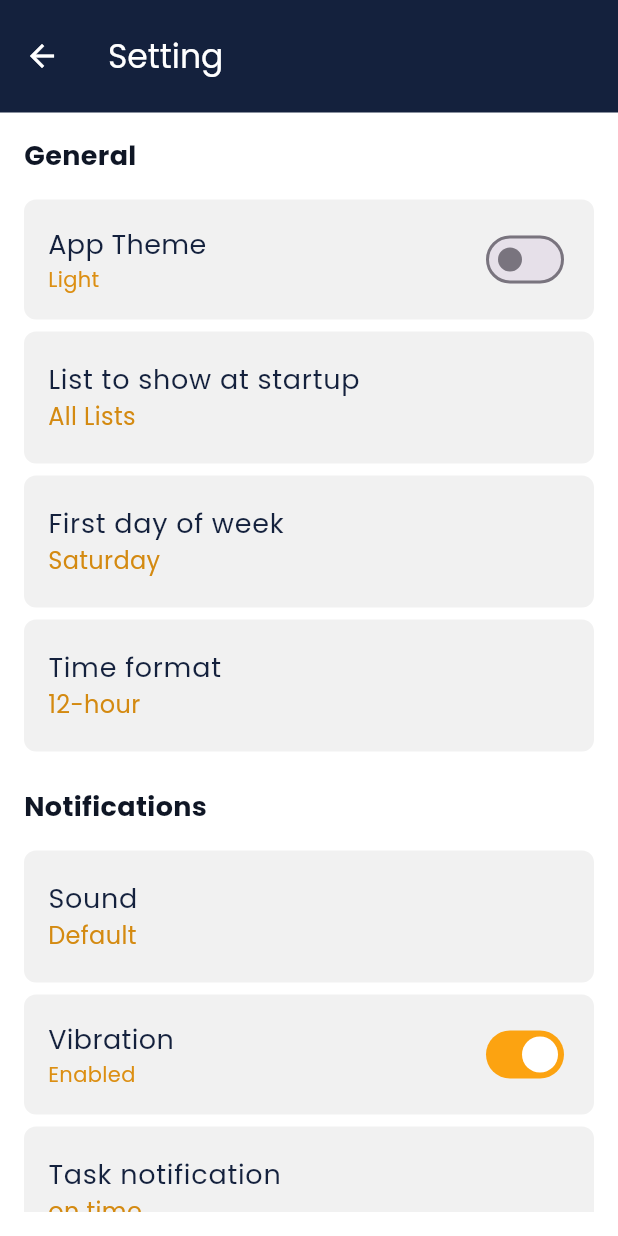
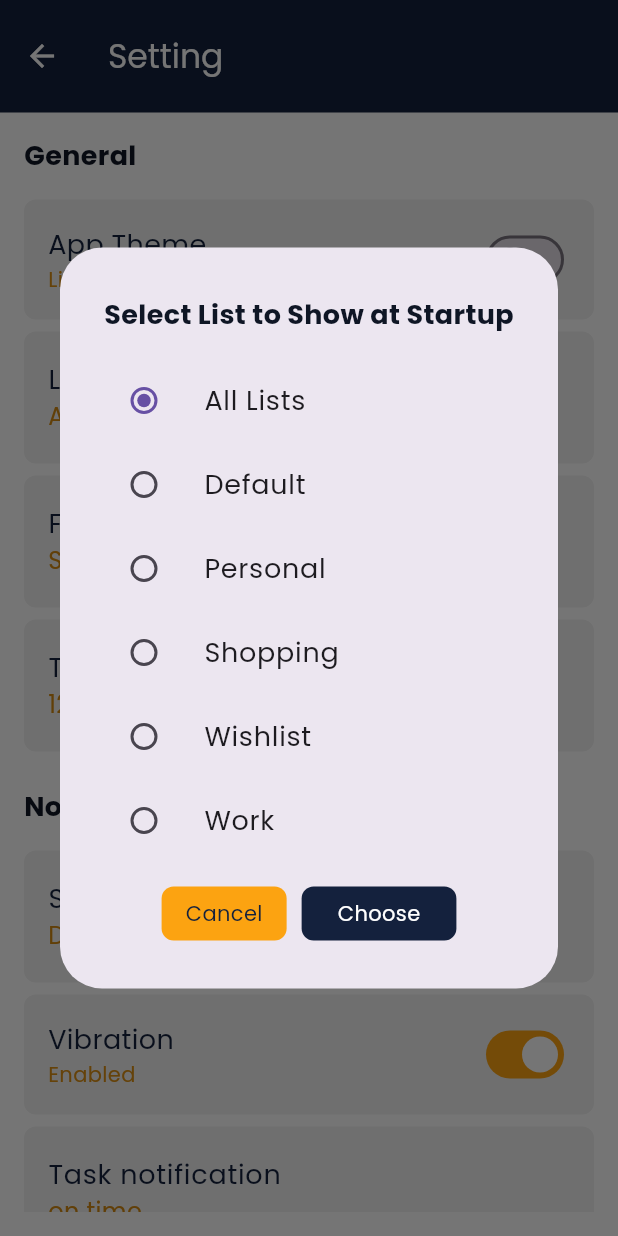
Before and after one commit to smfgalal/ToDo-List-Flutter-App, a Flutter app: the SettingsView screen opened directly, after a tap on "List to show at startup", on a phone screen of 412 x 824 dp. Run offline on Flutter 3.47's test engine with Material 3 defaults, Android fonts, the phone set to English and light mode, and no system bars; our stand-ins replace bloc, flutter_bloc, sqflite, table_calendar; accounts and stored records are empty.

Commit message:
add List to be shown on startup setting

```diff
--- a/lib/views/home_view.dart
+++ b/lib/views/home_view.dart
@@ -4,6 +4,7 @@ import 'package:todo_app/cubits/read_cubit/read_todo_notes_cubit.dart';
 import 'package:todo_app/helpers/constants.dart';
 import 'package:todo_app/main.dart';
 import 'package:todo_app/models/categories_list_model.dart';
+import 'package:todo_app/models/general_settings_model.dart';
 import 'package:todo_app/models/todo_model.dart';
 import 'package:todo_app/views/add_edit_todo_view.dart';
 import 'package:todo_app/widgets/general_widgets/categories_list_drop_down_list.dart';
@@ -25,8 +26,9 @@ class _HomeViewState extends State<HomeView> {
 
   @override
   void initState() {
+    super.initState();
     BlocProvider.of<ReadTodoNotesCubit>(context).fetchAllNotes();
-    super.initState();
+    // Initial load is handled by StreamBuilder
   }
 
   @override
@@ -37,13 +39,24 @@ class _HomeViewState extends State<HomeView> {
           appBar: AppBar(
             leading: Padding(
               padding: const EdgeInsets.symmetric(horizontal: 12, vertical: 8),
-              child: StreamBuilder<List<CategoriesListsModel>>(
+              child: StreamBuilder<List<GeneralSettingsModel>>(
+                stream: databaseProvider.readGeneralSettingsData(),
+                builder: (context, settingsSnapshot) {
+                  if (settingsSnapshot.hasError) {
+                    return Text('Error: ${settingsSnapshot.error}');
+                  }
+                  final settings = settingsSnapshot.data?.isNotEmpty == true
+                      ? settingsSnapshot.data!.first
+                      : null;
+                  selectedCategory = settings?.listToShow ?? 'All Lists';
+
+                  return StreamBuilder<List<CategoriesListsModel>>(
                     stream: databaseProvider.readCategoriesListsData(),
-                builder: (context, snapshot) {
-                  if (snapshot.hasError) {
-                    return Text('Error: ${snapshot.error}');
+                    builder: (context, categoriesSnapshot) {
+                      if (categoriesSnapshot.hasError) {
+                        return Text('Error: ${categoriesSnapshot.error}');
                       }
-                  final categories = snapshot.data ?? [];
+                      final categories = categoriesSnapshot.data ?? [];
                       final dropdownItems = [
                         {
                           'value': 'All Lists',
@@ -63,17 +76,23 @@ class _HomeViewState extends State<HomeView> {
                           'icon': Icons.done,
                         },
                       ];
-                  selectedCategory ??= dropdownItems.first['value'].toString();
+                      // Ensure selectedCategory is valid
+                      if (selectedCategory == null ||
+                          !dropdownItems.any((item) => item['value'] == selectedCategory)) {
+                        selectedCategory = dropdownItems.first['value'].toString();
+                      }
                       return CustomCategoriesListDropDownList(
                         initialTextColor: Colors.white,
                         prefixIconColor: Colors.white,
                         suffixIconColor: Colors.white,
                         listsDropdownItems: dropdownItems,
                         initialSelection: selectedCategory,
-                    onSelected: (value) {
+                        onSelected: (value) async {
                           setState(() {
                             selectedCategory = value;
                           });
+                        },
+                      );
                     },
                   );
                 },
@@ -96,18 +115,10 @@ class _HomeViewState extends State<HomeView> {
                 }
                 final notes = snapshot.data ?? [];
                 final filteredNotes = selectedCategory == 'All Lists'
-                    ? notes
-                          .where((note) => note.todoListItem != 'Finished')
-                          .toList()
+                    ? notes.where((note) => note.todoListItem != 'Finished').toList()
                     : selectedCategory == 'Finished'
-                    ? notes
-                          .where((note) => note.todoListItem == 'Finished')
-                          .toList()
-                    : notes
-                          .where(
-                            (note) => note.todoListItem == selectedCategory,
-                          )
-                          .toList();
+                        ? notes.where((note) => note.todoListItem == 'Finished').toList()
+                        : notes.where((note) => note.todoListItem == selectedCategory).toList();
                 if (snapshot.hasData) {
                   return filteredNotes.isNotEmpty
                       ? ListView.builder(
--- a/lib/views/settings_view.dart
+++ b/lib/views/settings_view.dart
@@ -7,6 +7,7 @@ import 'package:todo_app/models/general_settings_model.dart';
 import 'package:todo_app/widgets/general_widgets/custom_snack_bar.dart';
 import 'package:todo_app/widgets/settings_widgets/setting_list_tile_item.dart';
 import 'package:todo_app/widgets/settings_widgets/setting_list_tile_switch.dart';
+import 'package:todo_app/widgets/settings_widgets/show_list_startup_dialog.dart';
 import 'package:todo_app/widgets/settings_widgets/show_weekstart_dialog.dart';
 
 class SettingsView extends StatefulWidget {
@@ -114,7 +115,9 @@ class _SettingsViewState extends State<SettingsView> {
                 SettingsListTileItem(
                   title: 'List to show at startup',
                   subTitle: settings?.listToShow ?? 'All lists',
-                  onTap: () {},
+                  onTap: () {
+                    ShowListToShowDialog().showWeekStartDialog(context);
+                  },
                 ),
                 SettingsListTileItem(
                   title: 'First day of week',
--- a/lib/widgets/general_widgets/categories_list_drop_down_list.dart
+++ b/lib/widgets/general_widgets/categories_list_drop_down_list.dart
@@ -31,13 +31,28 @@ class _CustomCategoriesListDropDownListState
 
   @override
   void initState() {
+    super.initState();
     selectedValue =
         widget.initialSelection ?? widget.listsDropdownItems.first['value'];
     // Notify parent with initial selection
     WidgetsBinding.instance.addPostFrameCallback((_) {
       widget.onSelected?.call(selectedValue);
     });
-    super.initState();
+  }
+
+  @override
+  void didUpdateWidget(CustomCategoriesListDropDownList oldWidget) {
+    super.didUpdateWidget(oldWidget);
+    if (widget.initialSelection != oldWidget.initialSelection) {
+      setState(() {
+        selectedValue =
+            widget.initialSelection ?? widget.listsDropdownItems.first['value'];
+      });
+      // Notify parent with updated selection
+      WidgetsBinding.instance.addPostFrameCallback((_) {
+        widget.onSelected?.call(selectedValue);
+      });
+    }
   }
 
   @override
--- /dev/null
+++ b/lib/widgets/settings_widgets/show_list_startup_dialog.dart
@@ -0,0 +1,257 @@
+import 'package:flutter/material.dart';
+import 'package:todo_app/helpers/constants.dart';
+import 'package:todo_app/main.dart';
+import 'package:todo_app/models/categories_list_model.dart';
+import 'package:todo_app/models/general_settings_model.dart';
+import 'package:todo_app/widgets/general_widgets/custom_snack_bar.dart';
+
+class ShowListToShowDialog {
+  Future<dynamic> showWeekStartDialog(BuildContext context) {
+    return showDialog(
+      context: context,
+      builder: (context) {
+        return const ShowListToShowStartupDialog();
+      },
+    );
+  }
+}
+
+class ShowListToShowStartupDialog extends StatefulWidget {
+  const ShowListToShowStartupDialog({super.key});
+
+  @override
+  State<ShowListToShowStartupDialog> createState() =>
+      _ShowListToShowStartupDialogState();
+}
+
+class _ShowListToShowStartupDialogState
+    extends State<ShowListToShowStartupDialog> {
+  String? _selectedCategory;
+
+  @override
+  void initState() {
+    super.initState();
+    // Ensure categories are refreshed
+    databaseProvider.refreshCategoriesList();
+    // Load current listToShow from generalSettingsTable
+    _loadCurrentListToShow();
+  }
+
+  Future<void> _loadCurrentListToShow() async {
+    try {
+      final settings = await databaseProvider.fetchCurrentGeneralSettings();
+      setState(() {
+        _selectedCategory = settings?.listToShow ?? 'All Lists';
+      });
+    } catch (e) {
+      print('Error loading current listToShow: $e');
+    }
+  }
+
+  @override
+  Widget build(BuildContext context) {
+    return StreamBuilder<List<CategoriesListsModel>>(
+      stream: databaseProvider.readCategoriesListsData(),
+      builder: (context, snapshot) {
+        if (snapshot.connectionState == ConnectionState.waiting) {
+          return const Dialog(
+            child: Padding(
+              padding: EdgeInsets.all(16),
+              child: Center(child: CircularProgressIndicator()),
+            ),
+          );
+        }
+        if (snapshot.hasError) {
+          return Dialog(
+            child: Padding(
+              padding: const EdgeInsets.all(16),
+              child: Center(child: Text('Error: ${snapshot.error}')),
+            ),
+          );
+        }
+        final lists = snapshot.data ?? [];
+        // Add "All Lists" as a default option
+        final allListsOption = CategoriesListsModel(
+          id: null,
+          categoryListValue: 'All Lists',
+        );
+        final allCategories = [allListsOption, ...lists];
+
+        return Dialog(
+          child: Padding(
+            padding: const EdgeInsets.symmetric(horizontal: 16, vertical: 32),
+            child: Column(
+              mainAxisSize: MainAxisSize.min,
+              children: [
+                const Text(
+                  'Select List to Show at Startup',
+                  style: TextStyle(fontSize: 18, fontWeight: FontWeight.w700),
+                ),
+                const SizedBox(height: 16),
+                Flexible(
+                  child: ListView.builder(
+                    shrinkWrap: true,
+                    itemCount: allCategories.length,
+                    itemBuilder: (context, index) {
+                      return ListToShowTile(
+                        category: allCategories[index],
+                        groupValue: _selectedCategory,
+                        onChanged: (value) {
+                          setState(() {
+                            _selectedCategory = value;
+                          });
+                        },
+                      );
+                    },
+                  ),
+                ),
+                const SizedBox(height: 16),
+                Row(
+                  mainAxisAlignment: MainAxisAlignment.center,
+                  children: [
+                    GestureDetector(
+                      onTap: () {
+                        Navigator.pop(context);
+                      },
+                      child: Container(
+                        padding: const EdgeInsets.symmetric(
+                          horizontal: 16,
+                          vertical: 8,
+                        ),
+                        decoration: const BoxDecoration(
+                          color: kPrimaryLightColor,
+                          borderRadius: BorderRadius.all(Radius.circular(8)),
+                        ),
+                        child: const Text(
+                          'Cancel',
+                          style: TextStyle(color: kPrimaryColor),
+                        ),
+                      ),
+                    ),
+                    const SizedBox(width: 10),
+                    GestureDetector(
+                      onTap: () async {
+                        if (_selectedCategory != null) {
+                          try {
+                            final settings = await databaseProvider
+                                .fetchCurrentGeneralSettings();
+                            if (settings != null) {
+                              await databaseProvider.updateGeneralSettings(
+                                GeneralSettingsModel(
+                                  id: settings.id,
+                                  isDarkMode: settings.isDarkMode,
+                                  listToShow: _selectedCategory,
+                                  weekStart: settings.weekStart,
+                                  timeFormat: settings.timeFormat,
+                                ),
+                              );
+                            } else {
+                              await databaseProvider.saveGeneralSettingsData(
+                                GeneralSettingsModel(
+                                  isDarkMode: false,
+                                  listToShow: _selectedCategory,
+                                  weekStart: 'Saturday',
+                                  timeFormat: '12-hour',
+                                ),
+                              );
+                            }
+                            Navigator.pop(context);
+                          } catch (e) {
+                            CustomSnackBar().snackBarMessage(
+                              context: context,
+                              backGroundColor:
+                                  Theme.of(context).brightness ==
+                                      Brightness.dark
+                                  ? const Color.fromARGB(255, 49, 49, 49)
+                                  : const Color.fromARGB(255, 239, 239, 239),
+                              closeIconColor: kPrimaryColor,
+                              message: 'Failed to save list selection: $e',
+                              messageColor:
+                                  Theme.of(context).brightness ==
+                                      Brightness.dark
+                                  ? Colors.white
+                                  : kPrimaryColor,
+                              duration: 2,
+                              showCloseIcon: true,
+                              borderColor:
+                                  Theme.of(context).brightness ==
+                                      Brightness.dark
+                                  ? kPrimaryLightColor
+                                  : kPrimaryColor,
+                            );
+                          }
+                        } else {
+                          CustomSnackBar().snackBarMessage(
+                            context: context,
+                            backGroundColor:
+                                Theme.of(context).brightness == Brightness.dark
+                                ? const Color.fromARGB(255, 49, 49, 49)
+                                : const Color.fromARGB(255, 239, 239, 239),
+                            closeIconColor: kPrimaryColor,
+                            message: 'Please select a list',
+                            messageColor:
+                                Theme.of(context).brightness == Brightness.dark
+                                ? Colors.white
+                                : kPrimaryColor,
+                            duration: 2,
+                            showCloseIcon: true,
+                            borderColor:
+                                Theme.of(context).brightness == Brightness.dark
+                                ? kPrimaryLightColor
+                                : kPrimaryColor,
+                          );
+                        }
+                      },
+                      child: Container(
+                        padding: const EdgeInsets.symmetric(
+                          horizontal: 24,
+                          vertical: 8,
+                        ),
+                        decoration: const BoxDecoration(
+                          color: kPrimaryColor,
+                          borderRadius: BorderRadius.all(Radius.circular(8)),
+                        ),
+                        child: const Text(
+                          'Choose',
+                          style: TextStyle(color: Colors.white),
+                        ),
+                      ),
+                    ),
+                  ],
+                ),
+              ],
+            ),
+          ),
+        );
+      },
+    );
+  }
+}
+
+class ListToShowTile extends StatelessWidget {
+  final CategoriesListsModel category;
+  final String? groupValue;
+  final ValueChanged<String?> onChanged;
+
+  const ListToShowTile({
+    super.key,
+    required this.category,
+    required this.groupValue,
+    required this.onChanged,
+  });
+
+  @override
+  Widget build(BuildContext context) {
+    return ListTile(
+      leading: Radio<String?>(
+        value: category.categoryListValue,
+        groupValue: groupValue,
+        onChanged: onChanged,
+      ),
+      title: Text(
+        category.categoryListValue!,
+        style: const TextStyle(fontSize: 18),
+      ),
+    );
+  }
+}
```
Also changed, not shown: lib/widgets/todo_list_item.dart (+5 -2 lines). Lines whose indentation alone changed are shown as unchanged.
